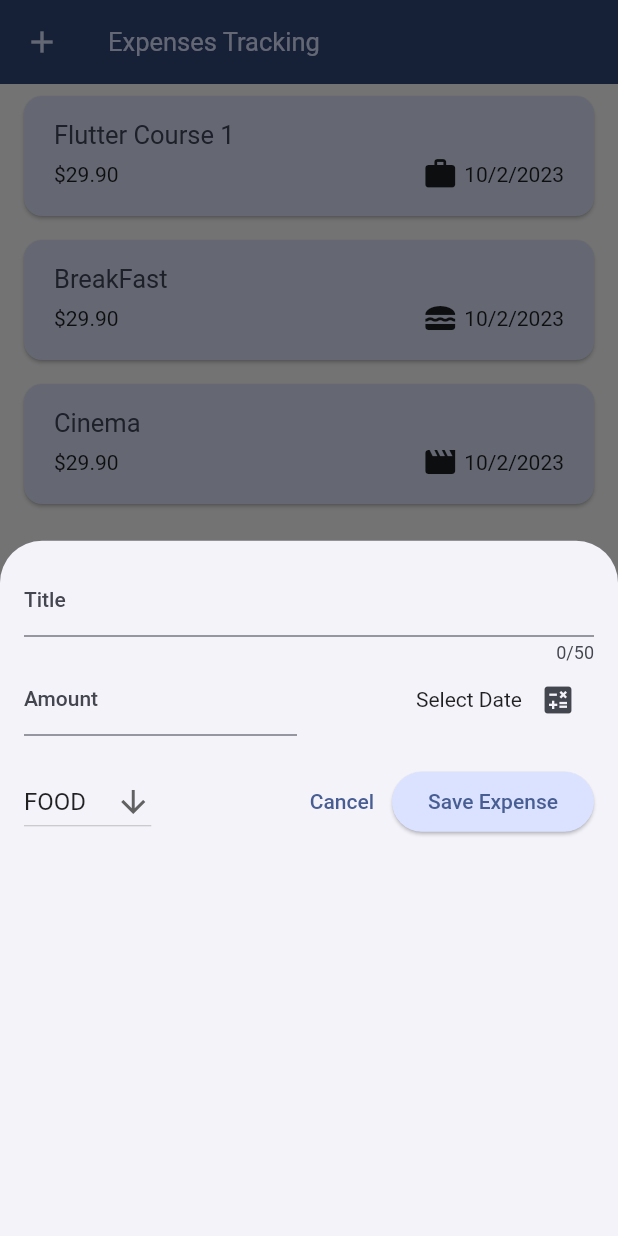
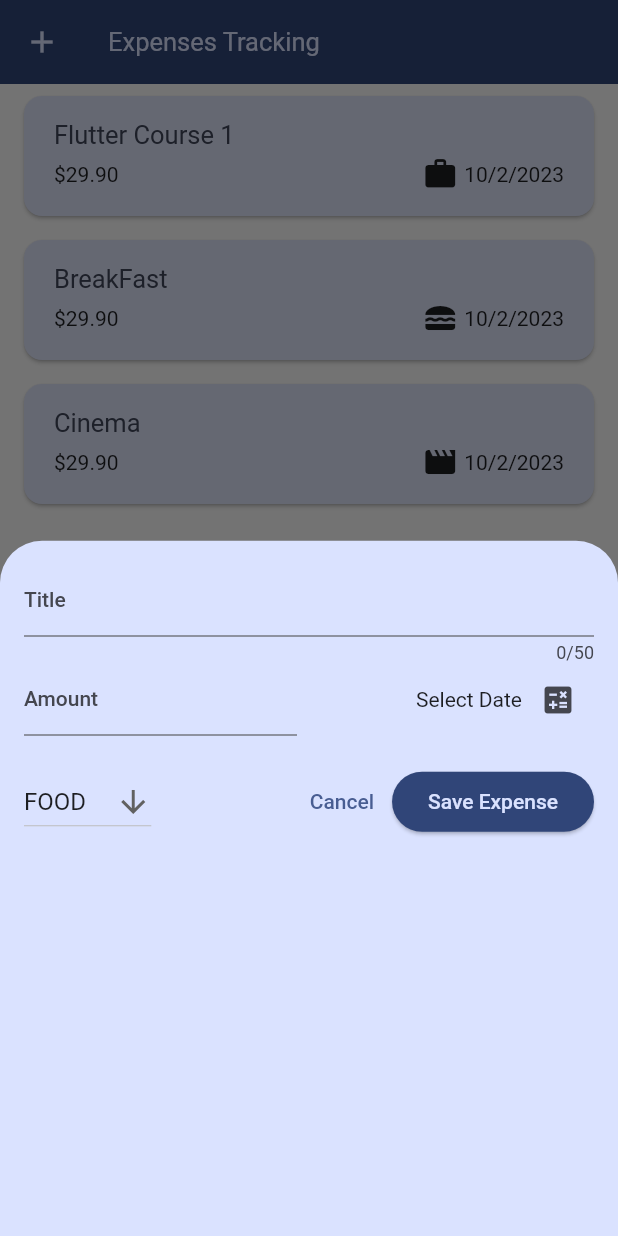
Before and after one commit to Abdulkader-Safi/ExpenceTrackingProject, a Flutter app: the screen it shows after launch, after a tap on the "add" icon, on a phone screen of 412 x 824 dp. Run offline on Flutter 3.47's test engine with Material 2 defaults, Android fonts, the light colour scheme and no system bars.

Commit message:
working on main application theme 3

```diff
--- a/lib/main.dart
+++ b/lib/main.dart
@@ -9,6 +9,10 @@ var myColorScheme = ColorScheme.fromSeed(
   seedColor: const Color.fromARGB(255, 59, 96, 179),
 );
 
+var myDarkColorScheme = ColorScheme.fromSeed(
+  seedColor: const Color.fromARGB(255, 59, 96, 179),
+);
+
 class MyApp extends StatelessWidget {
   const MyApp({super.key});
 
@@ -17,9 +21,13 @@ class MyApp extends StatelessWidget {
     return MaterialApp(
       title: 'Flutter Demo',
       debugShowCheckedModeBanner: false,
+      themeMode: ThemeMode.light,
       theme: ThemeData().copyWith(
         useMaterial3: true,
         colorScheme: myColorScheme,
+        bottomSheetTheme: const BottomSheetThemeData().copyWith(
+          backgroundColor: myDarkColorScheme.primaryContainer,
+        ),
         appBarTheme: const AppBarTheme().copyWith(
           backgroundColor: myColorScheme.onPrimaryContainer,
           foregroundColor: myColorScheme.primaryContainer,
@@ -30,7 +38,8 @@ class MyApp extends StatelessWidget {
         ),
         elevatedButtonTheme: ElevatedButtonThemeData(
           style: ElevatedButton.styleFrom(
-            backgroundColor: myColorScheme.primaryContainer,
+            backgroundColor: myDarkColorScheme.onPrimaryContainer,
+            foregroundColor: myDarkColorScheme.primaryContainer,
           ),
         ),
         textTheme: ThemeData().textTheme.copyWith(
@@ -41,6 +50,34 @@ class MyApp extends StatelessWidget {
               ),
             ),
       ),
+      darkTheme: ThemeData().copyWith(
+        useMaterial3: true,
+        colorScheme: myDarkColorScheme,
+        bottomSheetTheme: const BottomSheetThemeData().copyWith(
+          backgroundColor: myDarkColorScheme.primaryContainer,
+        ),
+        appBarTheme: const AppBarTheme().copyWith(
+          backgroundColor: myDarkColorScheme.onPrimaryContainer,
+          foregroundColor: myDarkColorScheme.primaryContainer,
+        ),
+        cardTheme: const CardTheme().copyWith(
+          color: myDarkColorScheme.secondaryContainer,
+          margin: const EdgeInsets.symmetric(horizontal: 16, vertical: 8),
+        ),
+        elevatedButtonTheme: ElevatedButtonThemeData(
+          style: ElevatedButton.styleFrom(
+            backgroundColor: myDarkColorScheme.onPrimaryContainer,
+            foregroundColor: myDarkColorScheme.primaryContainer,
+          ),
+        ),
+        textTheme: ThemeData().textTheme.copyWith(
+              titleLarge: TextStyle(
+                fontWeight: FontWeight.normal,
+                color: myDarkColorScheme.onSecondaryContainer,
+                fontSize: 17,
+              ),
+            ),
+      ),
       home: const Expenses(),
     );
   }
```
